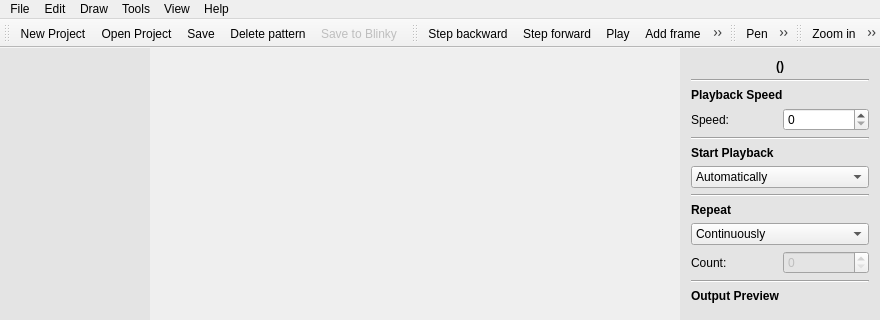
Old version of the form src/app/gui/mainwindow.ui in the repository Blinkinlabs/PatternPaint; both pictures show x 0 to 880 and y 0 to 320 of the 880 by 532 pixel window.
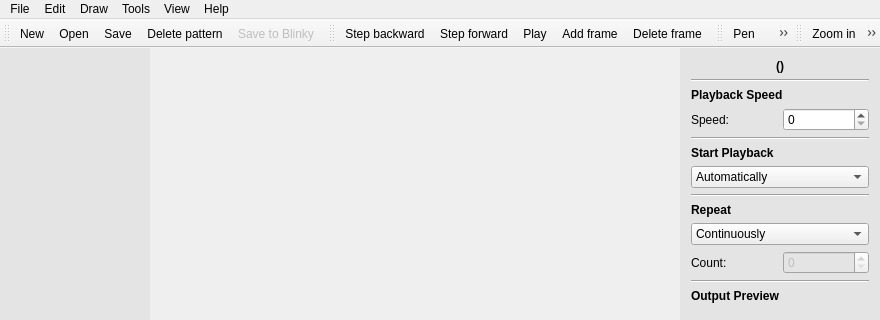
New version of the form. Icons and pictures are not drawn. Custom widgets are drawn as their Qt base class.

Commit message: save project as

What changed in the file:
```diff
--- a/src/app/gui/mainwindow.ui
+++ b/src/app/gui/mainwindow.ui
@@ -792,7 +792,7 @@
      <normaloff>:/icons/images/icons/Save-100.png</normaloff>:/icons/images/icons/Save-100.png</iconset>
    </property>
    <property name="text">
-    <string>Save Project</string>
+    <string>Save</string>
    </property>
    <property name="iconText">
     <string>Save</string>
@@ -1127,6 +1127,9 @@
      <normaloff>:/icons/images/icons/New-100.png</normaloff>:/icons/images/icons/New-100.png</iconset>
    </property>
    <property name="text">
+    <string>New</string>
+   </property>
+   <property name="toolTip">
     <string>New Project</string>
    </property>
    <property name="shortcut">
@@ -1241,7 +1244,7 @@
      <normaloff>:/icons/images/icons/Open-100.png</normaloff>:/icons/images/icons/Open-100.png</iconset>
    </property>
    <property name="text">
-    <string>Open Project</string>
+    <string>Open</string>
    </property>
    <property name="toolTip">
     <string>Open Project</string>
```
Left out of the diff: 30 changed lines with no effect on the pictures. The commit also changes 4 other files.
